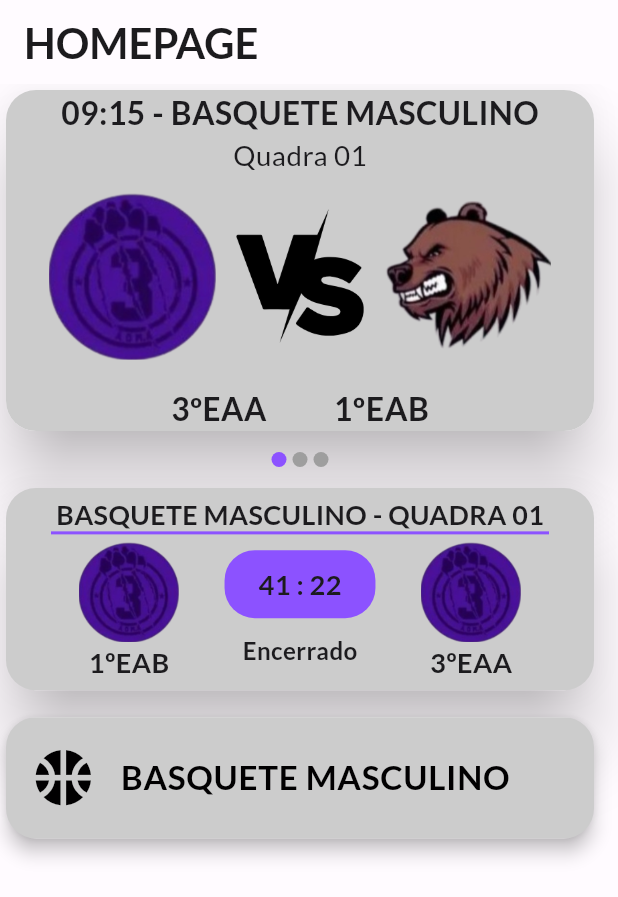
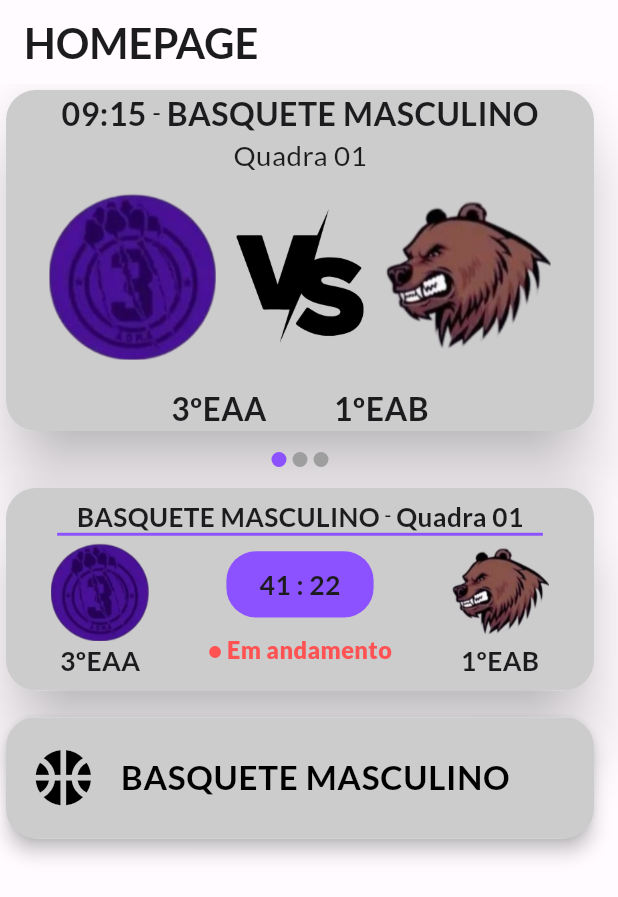
Before and after one commit to andre-alves77/olimtec_tcc, a Flutter app: the screen it shows after launch, on a phone screen of 412 x 824 dp. Shown: the top 897 px of the screen. Run offline on Flutter 3.47's test engine with Material 2 defaults, Android fonts, the phone set to English and light mode, and no system bars; drawn by our look-alikes of carousel_slider.

Commit message:
Added classes to cards

```diff
--- a/lib/app/components/card_carousel.dart
+++ b/lib/app/components/card_carousel.dart
@@ -1,5 +1,6 @@
 import 'package:flutter/material.dart';
 import 'package:carousel_slider/carousel_slider.dart';
+import 'package:olimtec_tcc/app/data/dummy_data.dart';
 import 'main_card.dart';
 
 class CardCarousel extends StatefulWidget {
@@ -12,30 +13,9 @@ class CardCarousel extends StatefulWidget {
 int _currentIndex = 0;
 
 List cardList = [
-  MainCard(
-      '09:15 - ',
-      'BASQUETE MASCULINO',
-      'Quadra 01',
-      'assets/images/LOGO_3EAA_EXAMPLE.png',
-      'assets/images/LOGO_1EAA_EXAMPLE.png',
-      '3ºEAA',
-      '1ºEAB'),
-  MainCard(
-      '09:15 - ',
-      'HANDBALL MASCULINO',
-      'Quadra 01',
-      'assets/images/LOGO_3EAA_EXAMPLE.png',
-      'assets/images/LOGO_1EAA_EXAMPLE.png',
-      '3ºEAA',
-      '1ºEAB'),
-  MainCard(
-      '09:15 - ',
-      'VOLEI MASCULINO',
-      'Quadra 01',
-      'assets/images/LOGO_3EAA_EXAMPLE.png',
-      'assets/images/LOGO_1EAA_EXAMPLE.png',
-      '3ºEAA',
-      '1ºEAB'),
+  MainCard(gametest),
+  MainCard(gametest),
+  MainCard(gametest),
 ];
 
 List<T> map<T>(List list, Function handler) {
--- a/lib/app/components/game_card.dart
+++ b/lib/app/components/game_card.dart
@@ -1,9 +1,12 @@
 import 'dart:math';
 
 import 'package:flutter/material.dart';
+import 'package:olimtec_tcc/app/models/game.dart';
 
 class GameCard extends StatelessWidget {
-  GameCard({super.key});
+  GameCard(this.game, {super.key});
+
+  Game game;
 
   @override
   Widget build(BuildContext context) {
@@ -30,13 +33,26 @@ class GameCard extends StatelessWidget {
                   children: [
                     FittedBox(
                       fit: BoxFit.fitWidth,
-                      child: Text(
-                        'BASQUETE MASCULINO - QUADRA 01',
+                      child: Row(
+                        children: [
+                          Text(
+                            game.modalidade,
                             style: TextStyle(
                               fontFamily: 'Lato',
                               fontSize: 17.8,
                               fontWeight: FontWeight.bold,
                             ),
+                          ),
+                          Text(' - '),
+                          Text(
+                            game.local,
+                            style: TextStyle(
+                              fontFamily: 'Lato',
+                              fontSize: 17.8,
+                              fontWeight: FontWeight.bold,
+                            ),
+                          ),
+                        ],
                       ),
                     ),
                   ],
@@ -62,13 +78,13 @@ class GameCard extends StatelessWidget {
                         ClipRRect(
                           borderRadius: BorderRadius.circular(8),
                           child: Image.asset(
-                            'assets/images/LOGO_3EAA_EXAMPLE.png',
+                            game.team1.image,
                             width: sizeWidth / 6,
                             fit: BoxFit.cover,
                           ),
                         ),
                         Text(
-                          '1ºEAB',
+                          game.team1.name,
                           style: TextStyle(
                             fontFamily: 'Lato',
                             fontSize: 18,
@@ -105,15 +121,34 @@ class GameCard extends StatelessWidget {
                           ),
                           Padding(
                               padding: const EdgeInsets.all(10),
-                            child: Text(
+                              child: game.gameState == GameState.predicted
+                                  ? Text(
+                                      'Previsto',
+                                      style: TextStyle(
+                                          fontFamily: 'Lato',
+                                          fontSize: 16,
+                                          fontWeight: FontWeight.bold,
+                                          color: Theme.of(context)
+                                              .colorScheme
+                                              .onSecondaryContainer),
+                                    )
+                                  : game.gameState == GameState.inProgress
+                                      ? Text(
+                                          '• Em andamento',
+                                          style: TextStyle(
+                                              fontFamily: 'Lato',
+                                              fontSize: 16,
+                                              fontWeight: FontWeight.w900,
+                                              color: Colors.redAccent),
+                                        )
+                                      : Text(
                                           'Encerrado',
                                           style: TextStyle(
                                             fontFamily: 'Lato',
                                             fontSize: 16,
                                             fontWeight: FontWeight.bold,
                                           ),
-                            ),
-                          ),
+                                        )),
                         ],
                       ),
                     ),
@@ -124,13 +159,13 @@ class GameCard extends StatelessWidget {
                           ClipRRect(
                             borderRadius: BorderRadius.circular(8),
                             child: Image.asset(
-                              'assets/images/LOGO_3EAA_EXAMPLE.png',
+                              game.team2.image,
                               width: sizeWidth / 6,
                               fit: BoxFit.cover,
                             ),
                           ),
                           Text(
-                            '3ºEAA',
+                            game.team2.name,
                             style: TextStyle(
                               fontFamily: 'Lato',
                               fontSize: 18,
--- a/lib/app/components/main_card.dart
+++ b/lib/app/components/main_card.dart
@@ -1,19 +1,12 @@
 import 'dart:math';
 
 import 'package:flutter/material.dart';
+import 'package:olimtec_tcc/app/models/game.dart';
 
 class MainCard extends StatelessWidget {
-  const MainCard(this.hora ,this.modalidade, this.local, this.imageA, this.imageB,
-      this.timeA, this.timeB,
-      {super.key});
+  const MainCard(this.game, {super.key});
 
-  final hora;
-  final modalidade;
-  final local;
-  final imageA;
-  final imageB;
-  final timeA;
-  final timeB;
+  final Game game;
 
   @override
   Widget build(BuildContext context) {
@@ -29,9 +22,8 @@ class MainCard extends StatelessWidget {
         elevation: 20,
         child: Container(
           decoration: BoxDecoration(
-            color: Theme.of(context).colorScheme.primaryContainer,
-            borderRadius: BorderRadius.circular(20)
-          ),
+              color: Theme.of(context).colorScheme.primaryContainer,
+              borderRadius: BorderRadius.circular(20)),
           width: sizeWidth,
           child: FittedBox(
             child: Column(
@@ -47,15 +39,16 @@ class MainCard extends StatelessWidget {
                         child: Row(
                           children: [
                             Text(
-                              hora,
+                              game.time,
                               style: const TextStyle(
                                 fontFamily: 'Lato',
                                 fontSize: 18,
                                 fontWeight: FontWeight.bold,
                               ),
                             ),
+                            Text(' - '),
                             Text(
-                              modalidade,
+                              game.modalidade,
                               style: const TextStyle(
                                 fontFamily: 'Lato',
                                 fontSize: 18,
@@ -76,7 +69,7 @@ class MainCard extends StatelessWidget {
                       width: sizeWidth / 5,
                       child: FittedBox(
                         child: Text(
-                          local,
+                          game.local,
                           style: const TextStyle(
                             fontFamily: 'Lato',
                             fontSize: 14,
@@ -95,7 +88,7 @@ class MainCard extends StatelessWidget {
                       ClipRRect(
                         borderRadius: BorderRadius.circular(8),
                         child: Image.asset(
-                          imageA,
+                          game.team1.image,
                           width: sizeWidth / 4,
                           fit: BoxFit.cover,
                         ),
@@ -113,7 +106,7 @@ class MainCard extends StatelessWidget {
                       ClipRRect(
                         borderRadius: BorderRadius.circular(8),
                         child: Image.asset(
-                          imageB,
+                          game.team2.image,
                           width: sizeWidth / 4,
                           fit: BoxFit.cover,
                         ),
@@ -131,7 +124,7 @@ class MainCard extends StatelessWidget {
                           width: sizeWidth / 7,
                           child: FittedBox(
                             child: Text(
-                              timeA,
+                              game.team1.name,
                               style: const TextStyle(
                                 fontFamily: 'Lato',
                                 fontSize: 16,
@@ -147,7 +140,7 @@ class MainCard extends StatelessWidget {
                           width: sizeWidth / 7,
                           child: FittedBox(
                             child: Text(
-                              timeB,
+                              game.team2.name,
                               style: const TextStyle(
                                 fontFamily: 'Lato',
                                 fontSize: 16,
--- /dev/null
+++ b/lib/app/data/dummy_data.dart
@@ -0,0 +1,17 @@
+import 'package:olimtec_tcc/app/models/game.dart';
+import 'package:olimtec_tcc/app/models/team.dart';
+import 'package:olimtec_tcc/app/models/teamList.dart';
+
+List<Team> teamList_dummy = [
+  Team(name: '3ºEAA', image: 'assets/images/LOGO_3EAA_EXAMPLE.png'),
+  Team(name: "1ºEAB", image: 'assets/images/LOGO_1EAA_EXAMPLE.png'),
+];
+
+Game gametest = Game(
+  team1: teamList_dummy.first,
+  team2: teamList_dummy.last,
+  local: 'Quadra 01',
+  time: '09:15',
+  modalidade: 'BASQUETE MASCULINO',
+  gameState: GameState.inProgress,
+);
--- a/lib/app/models/game.dart
+++ b/lib/app/models/game.dart
@@ -1,13 +1,19 @@
 // ignore_for_file: public_member_api_docs, sort_constructors_first
 import 'package:olimtec_tcc/app/models/team.dart';
+
+enum GameState {
+  inProgress,
+  finished,
+  predicted,
+}
 
 class Game {
   Team team1;
   Team team2;
-  Team? winner;
   String local;
   String time;
   String modalidade;
+  GameState gameState;
 
   Game({
     required this.team1,
@@ -15,5 +21,6 @@ class Game {
     required this.local,
     required this.time,
     required this.modalidade,
+    this.gameState = GameState.predicted,
   });
 }
--- a/lib/app/models/teamList.dart
+++ b/lib/app/models/teamList.dart
@@ -1,9 +1,7 @@
 import 'package:flutter/material.dart';
 import 'package:olimtec_tcc/app/models/team.dart';
+import '../data/dummy_data.dart';
 
 class TeamList {
-  List<Team> teamList = [
-    Team(name: '3ºEAA', image: 'assets/images/LOGO_3EAA_EXAMPLE.png'),
-    Team(name: "1ºEAB", image: 'assets/images/LOGO_1EAA_EXAMPLE.png'),
-  ];
+  List<Team> eamList = teamList_dummy;
 }
--- a/lib/app/pages/home_page.dart
+++ b/lib/app/pages/home_page.dart
@@ -2,6 +2,7 @@ import 'package:flutter/material.dart';
 import 'package:olimtec_tcc/app/components/game_card.dart';
 import 'package:olimtec_tcc/app/components/main_card.dart';
 import 'package:olimtec_tcc/app/components/test_widget.dart';
+import 'package:olimtec_tcc/app/data/dummy_data.dart';
 
 import '../components/card_carousel.dart';
 
@@ -25,15 +26,15 @@ class _HomePageState extends State<HomePage> {
       body: Column(
         crossAxisAlignment: CrossAxisAlignment.center,
         children: [
-         Container(
-          constraints: BoxConstraints(maxWidth: 400, minWidth: 200),
-           child: CardCarousel(),
-         ),
+          Container(
+            constraints: BoxConstraints(maxWidth: 400, minWidth: 200),
+            child: CardCarousel(),
+          ),
           Container(
             constraints: BoxConstraints(maxWidth: 400),
             child: Column(
               children: [
-                GameCard(),
+                GameCard(gametest),
               ],
             ),
           ),
```
Also changed, not shown: lib/app/theme/color_schemes.g.dart. Lines whose indentation alone changed are shown as unchanged.
